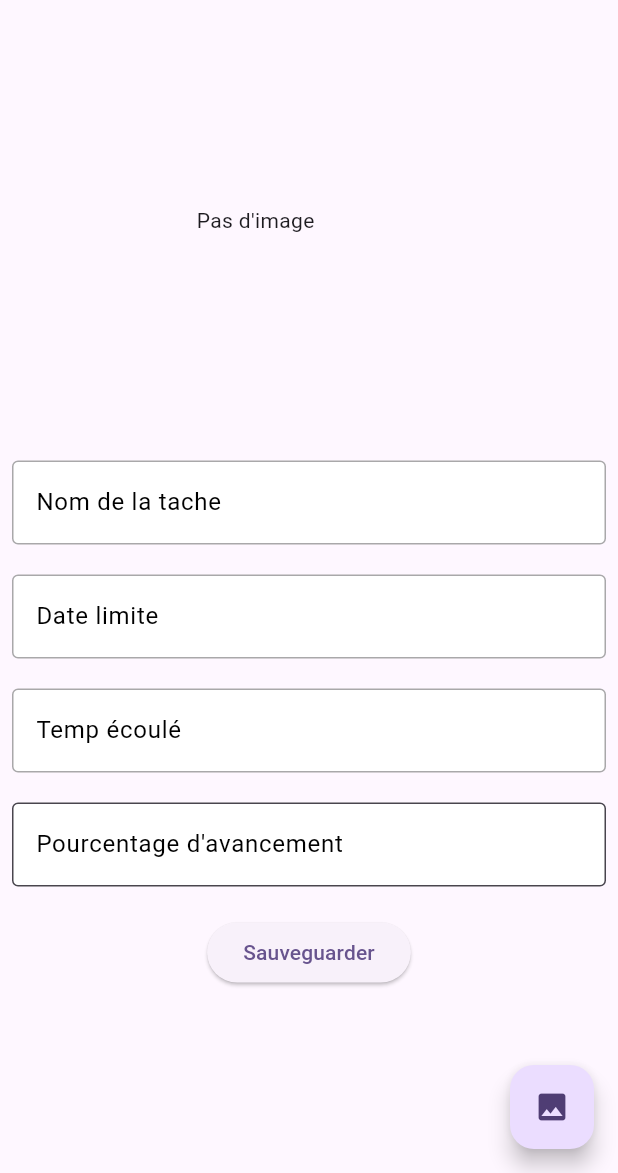
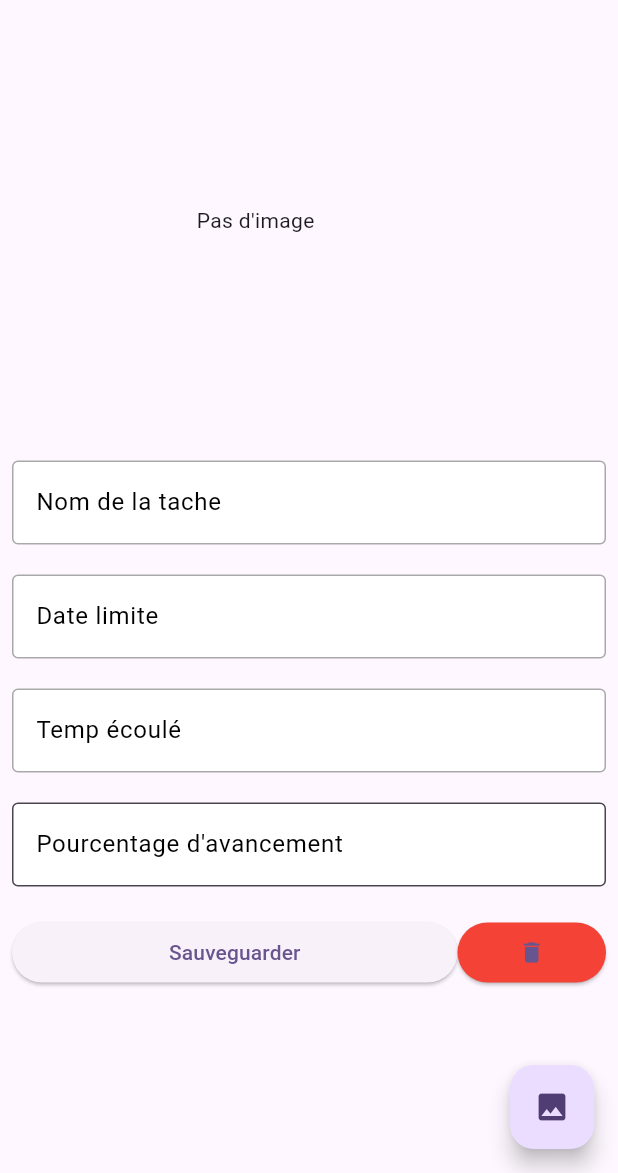
Before and after one commit to Mbacke-Mboup/tp2_5n6_mobile, a Flutter app: the Consultation screen opened directly with empty values, on a phone screen of 412 x 824 dp, the part 63-1236 px from its top. Run offline on Flutter 3.47's test engine with Material 3 defaults, Android fonts, the phone set to English and light mode, and no system bars; our stand-ins replace cookie_jar, dio, dio_cookie_manager, image_picker; missing offline and left inert: dart:ffi; network calls fail.

Commit message:
FCT Suppression Task
Il est maintenant possible de supprimer une tâche à partir de la page de détail/consultation de celle-ci.

```diff
--- a/lib/acceuil.dart
+++ b/lib/acceuil.dart
@@ -16,7 +16,7 @@ class _AccueilState extends State<Accueil> {
   final _motdePasse = TextEditingController();
   String imagePlaceholder = "https://encrypted-tbn0.gstatic.com/images?q=tbn:ANd9GcRQpZaeWxczipxrTdSIThz5hmwrRYhEeeAl5A&s";
   List<HomeItemPhotoResponse> tasks = [];
-  void getTask() async {
+  getTask() async {
     try{
       tasks =  await getTasks();
       setState(() {
@@ -29,7 +29,7 @@ class _AccueilState extends State<Accueil> {
   @override
   void initState() {
     super.initState();
-    getTask();
+     getTask();
   }
 
   @override
--- a/lib/consultation.dart
+++ b/lib/consultation.dart
@@ -48,6 +48,15 @@ class _ConsultationState extends State<Consultation> {
       imageUrl = await sendImage(pickedImage!.path, pickedImage!.name, t.id);
     }
     setState(() {});
+  }
+
+  void delete() async {
+    try{
+      await removeTask(t.id);
+      Navigator.popAndPushNamed(context, "/acceuil");
+    }catch(e){
+      print(e);
+    }
 }
 
 
@@ -142,7 +151,11 @@ class _ConsultationState extends State<Consultation> {
                   )
                 ),
                 SizedBox(height: 20),
-                ElevatedButton(
+                Row(
+                  children: [
+                    Expanded(
+                      flex: 3,
+                        child: ElevatedButton(
                             onPressed: () async {
                               if(t.percentageDone != int.parse(_pourcentage.value.text)){
                                 try{
@@ -159,6 +172,21 @@ class _ConsultationState extends State<Consultation> {
                             child:Text("Sauveguarder")
                         )
 
+                    ),
+
+                    Expanded(
+                        flex: 1,
+                        child: ElevatedButton(
+                            onPressed: delete,
+                            style: ButtonStyle(backgroundColor: WidgetStateProperty.all(Colors.red)),
+                            child:Icon(Icons.delete)
+                        )
+
+                    )
+                  ],
+                )
+
+
               ],
             ),
           ),
--- a/lib/creation.dart
+++ b/lib/creation.dart
@@ -61,12 +61,12 @@ class _CreationState extends State<Creation> {
               ),
               SizedBox(height: 20),
               ElevatedButton(
-                  onPressed: ()async {
+                  onPressed: () async {
                     try{
                       AddTaskRequest req = new AddTaskRequest();
                       req.name = _taskName.text;
                       req.deadline = DateTime.parse(_selectedDate);
-                      addTask(req);
+                      await addTask(req);
                     }catch(e){
                       print(e);
                     }
```
Also changed, not shown: lib/lib_http.dart (+9 -1 lines). Lines whose indentation alone changed are shown as unchanged.
